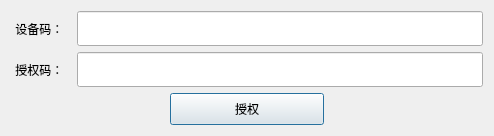
gessd/UAVManage, file UAVManage/registerdialog.ui: the form before one commit.
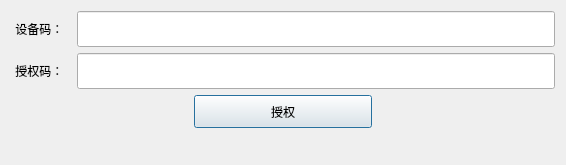
The form after the commit.

```diff
--- a/UAVManage/registerdialog.ui
+++ b/UAVManage/registerdialog.ui
@@ -6,14 +6,27 @@
    <rect>
     <x>0</x>
     <y>0</y>
-    <width>494</width>
-    <height>136</height>
+    <width>566</width>
+    <height>165</height>
    </rect>
   </property>
   <property name="windowTitle">
    <string>授权</string>
   </property>
-  <layout class="QGridLayout" name="gridLayout" rowstretch="7,3">
+  <layout class="QGridLayout" name="gridLayout" rowstretch="7,3,0">
+   <item row="1" column="0">
+    <spacer name="horizontalSpacer">
+     <property name="orientation">
+      <enum>Qt::Horizontal</enum>
+     </property>
+     <property name="sizeHint" stdset="0">
+      <size>
+       <width>40</width>
+       <height>20</height>
+      </size>
+     </property>
+    </spacer>
+   </item>
    <item row="1" column="1">
     <widget class="QPushButton" name="btnRegister">
      <property name="sizePolicy">
@@ -27,32 +40,6 @@
      </property>
     </widget>
    </item>
-   <item row="1" column="0">
-    <spacer name="horizontalSpacer">
-     <property name="orientation">
-      <enum>Qt::Horizontal</enum>
-     </property>
-     <property name="sizeHint" stdset="0">
-      <size>
-       <width>40</width>
-       <height>20</height>
-      </size>
-     </property>
-    </spacer>
-   </item>
-   <item row="1" column="2">
-    <spacer name="horizontalSpacer_2">
-     <property name="orientation">
-      <enum>Qt::Horizontal</enum>
-     </property>
-     <property name="sizeHint" stdset="0">
-      <size>
-       <width>40</width>
-       <height>20</height>
-      </size>
-     </property>
-    </spacer>
-   </item>
    <item row="0" column="0" colspan="3">
     <layout class="QHBoxLayout" name="horizontalLayout">
      <item>
@@ -114,6 +101,38 @@
      </item>
     </layout>
    </item>
+   <item row="1" column="2">
+    <spacer name="horizontalSpacer_2">
+     <property name="orientation">
+      <enum>Qt::Horizontal</enum>
+     </property>
+     <property name="sizeHint" stdset="0">
+      <size>
+       <width>40</width>
+       <height>20</height>
+      </size>
+     </property>
+    </spacer>
+   </item>
+   <item row="2" column="0" colspan="3">
+    <widget class="QLabel" name="labelError">
+     <property name="minimumSize">
+      <size>
+       <width>0</width>
+       <height>20</height>
+      </size>
+     </property>
+     <property name="text">
+      <string/>
+     </property>
+     <property name="alignment">
+      <set>Qt::AlignCenter</set>
+     </property>
+     <property name="wordWrap">
+      <bool>true</bool>
+     </property>
+    </widget>
+   </item>
   </layout>
  </widget>
  <layoutdefault spacing="6" margin="11"/>
```
